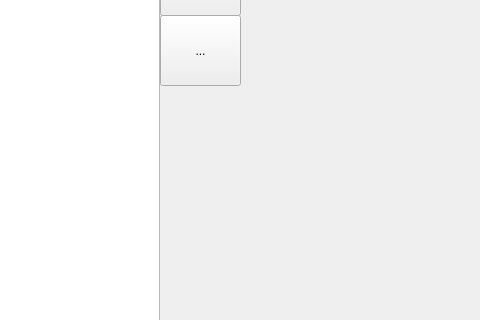
This is SpriteEditor/mainwindow.ui in mahowa/Nerdz as Qt 5 draws it before an edit; both pictures show x 600 to 1080 and y 152 to 472 of the 1189 by 785 pixel window. The edited form follows.
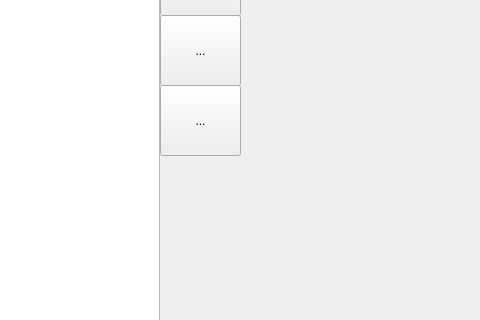
This is the edited form. Icons and pictures are not drawn.

What changed in the file:
```diff
--- a/SpriteEditor/mainwindow.ui
+++ b/SpriteEditor/mainwindow.ui
@@ -102,6 +102,40 @@
      </size>
     </property>
    </widget>
+   <widget class="QToolButton" name="colorChooser">
+    <property name="geometry">
+     <rect>
+      <x>760</x>
+      <y>220</y>
+      <width>81</width>
+      <height>71</height>
+     </rect>
+    </property>
+    <property name="text">
+     <string>...</string>
+    </property>
+    <property name="icon">
+     <iconset resource="resources.qrc">
+      <normaloff>:/colorPickerIcon.png</normaloff>:/colorPickerIcon.png</iconset>
+    </property>
+    <property name="iconSize">
+     <size>
+      <width>81</width>
+      <height>71</height>
+     </size>
+    </property>
+   </widget>
+   <widget class="QWidget" name="gridLayoutWidget">
+    <property name="geometry">
+     <rect>
+      <x>760</x>
+      <y>290</y>
+      <width>160</width>
+      <height>80</height>
+     </rect>
+    </property>
+    <layout class="QGridLayout" name="colorPickerGridLayout"/>
+   </widget>
   </widget>
   <widget class="QMenuBar" name="menuBar">
    <property name="geometry">
```
